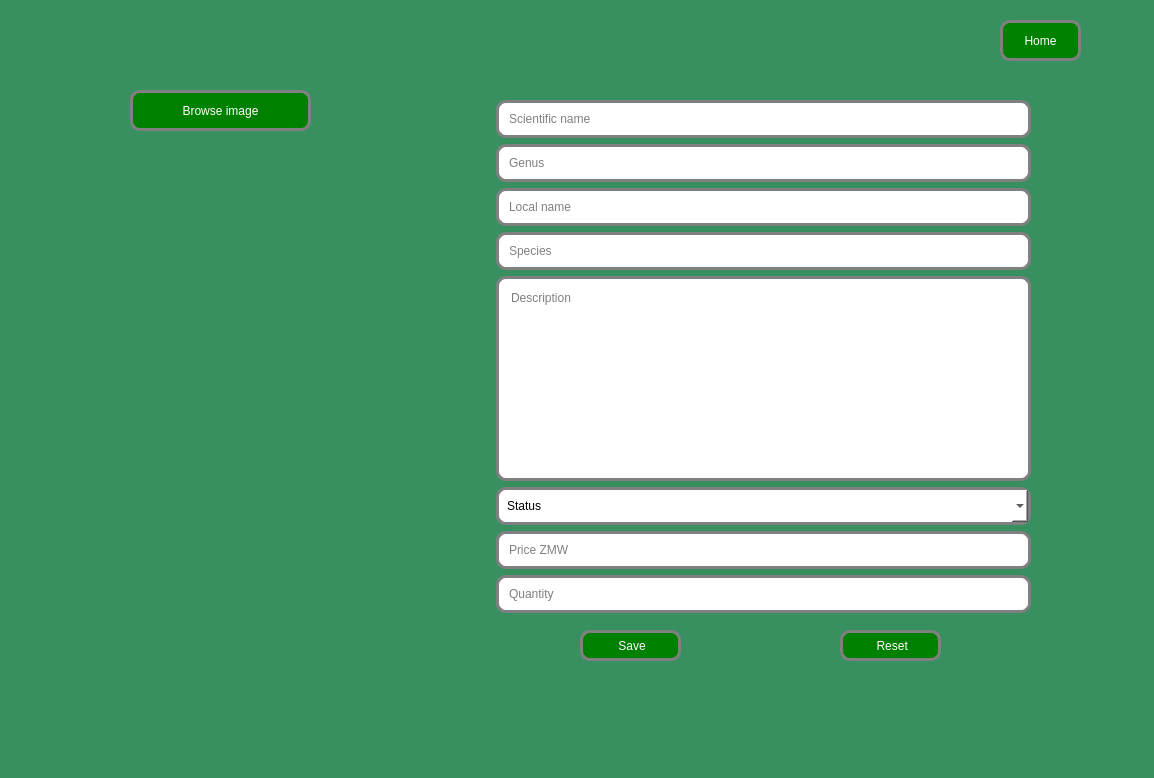
Rabsoninnora/RoseGardenPlantCareSystem, file addplant.ui: the form before one commit.
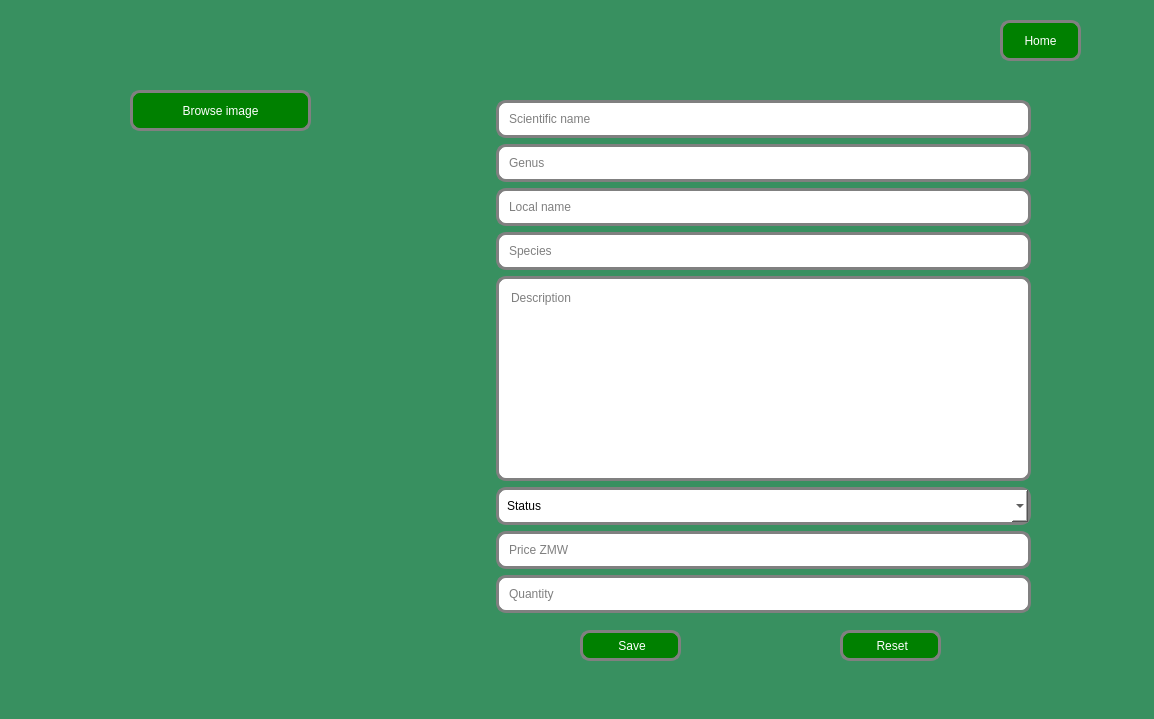
The form after the commit. Icons and pictures are not drawn.

```diff
--- a/addplant.ui
+++ b/addplant.ui
@@ -7,7 +7,7 @@
     <x>0</x>
     <y>0</y>
     <width>1154</width>
-    <height>778</height>
+    <height>719</height>
    </rect>
   </property>
   <property name="maximumSize">
```
